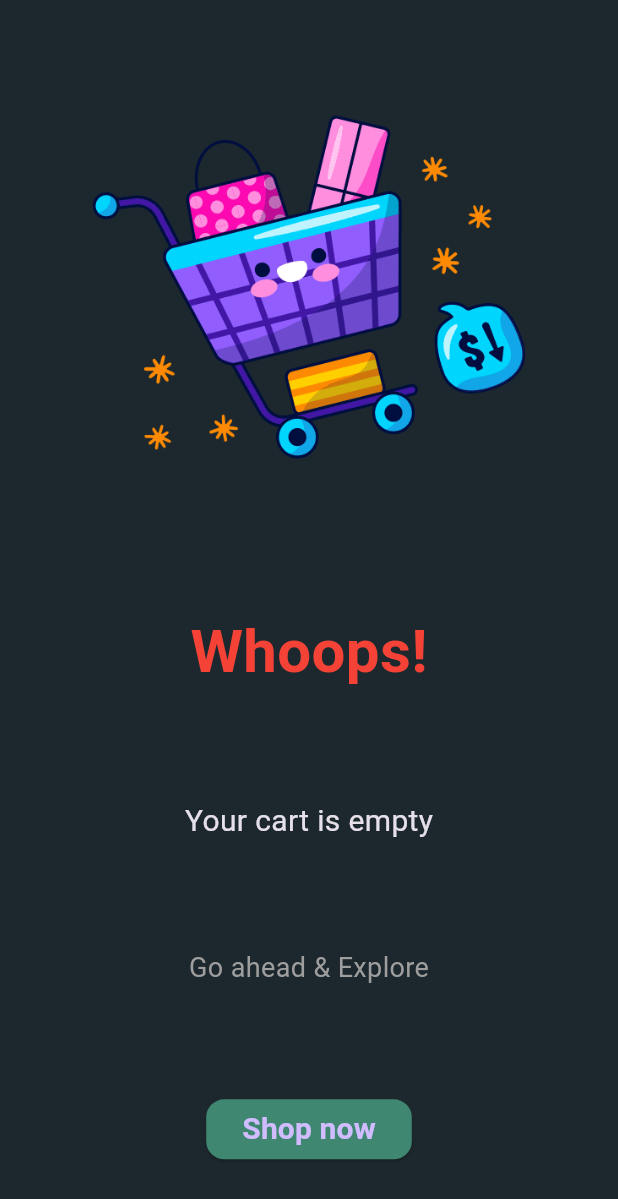
After one commit to alyAly12/compu-mall, a Flutter app: the EmptyScreen screen opened directly, on a phone screen of 412 x 824 dp. The commit adds this screen. Shown: the top 1199 px of the screen. Run offline on Flutter 3.47's test engine with Material 3 defaults, Android fonts, the phone set to English and light mode, and no system bars; our stand-ins replace carousel_slider, fancy_shimmer_image, go_router, google_fonts; missing offline and left inert: neon_widgets; network calls fail; Roboto replaces fonts that are missing (Marhey).

Commit message:
updating empty screen

```diff
--- /dev/null
+++ b/lib/core/utils/app_widgets/empty_screen.dart
@@ -0,0 +1,61 @@
+import 'package:digital_store/core/utils/app_widgets/subtitle_text_widget.dart';
+import 'package:flutter/material.dart';
+
+import '../app_colors.dart';
+import 'custom_text_widget.dart';
+
+class EmptyScreen extends StatelessWidget {
+  const EmptyScreen(
+      {super.key,
+        required this.title,
+        required this.secondTitle,
+        required this.thirdTitle,
+        required this.image,
+        required this.fun});
+  final String title;
+  final String image;
+  final String secondTitle;
+  final String thirdTitle;
+  final Function fun;
+  @override
+  Widget build(BuildContext context) {
+    Size size = MediaQuery.of(context).size;
+    return Scaffold(
+      body: Padding(
+        padding: const EdgeInsets.symmetric(vertical: 12, horizontal: 20),
+        child: Column(
+          mainAxisAlignment: MainAxisAlignment.spaceAround,
+          children: [
+            Image.asset(
+              image,
+              height: size.height * 0.35,
+              width: double.infinity,
+            ),
+            CustomTextWidget(
+              title: title,
+              color: Colors.red,
+              fontSize: 40,
+            ),
+            SubTitleWidget(
+              subTitle: secondTitle,
+              fontSize: 20,
+            ),
+            SubTitleWidget(
+              subTitle: thirdTitle,
+              color: Colors.grey,
+            ),
+            ElevatedButton(
+                style: ElevatedButton.styleFrom(
+                    shape: RoundedRectangleBorder(
+                        borderRadius: BorderRadius.circular(12)),
+                    backgroundColor: AppColors.lightPrimary),
+                onPressed: () {
+                  fun();
+                },
+                child: const CustomTextWidget(title: 'Shop now'))
+          ],
+        ),
+      ),
+    );
+  }
+}
--- a/lib/core/utils/assets_manager.dart
+++ b/lib/core/utils/assets_manager.dart
@@ -11,5 +11,10 @@ class AssetsManager
   static String embedded = 'assets/images/embedded.jpg';
   static String mobiles = 'assets/images/mobiles.jpg';
   static String computerAcc = 'assets/images/computer-acc.png';
+  static String shoppingCart = 'assets/images/shopping_cart.png';
+  static String successful = 'assets/images/successful.png';
+  static String warning = 'assets/images/warning.png';
+  static String emptySearch = 'assets/images/empty_search.png';
+
 
 }
--- a/lib/features/cart/presentation/view/cart_view.dart
+++ b/lib/features/cart/presentation/view/cart_view.dart
@@ -1,3 +1,5 @@
+import 'package:digital_store/core/utils/app_widgets/empty_screen.dart';
+import 'package:digital_store/core/utils/assets_manager.dart';
 import 'package:digital_store/features/cart/presentation/view/widgets/cart_view_body.dart';
 import 'package:flutter/material.dart';
 
@@ -8,7 +10,15 @@ class CartView extends StatelessWidget {
 
   @override
   Widget build(BuildContext context) {
-    return  Scaffold(
+    bool _isEmpty = false;
+    return _isEmpty
+        ?EmptyScreen(
+        title: 'Whoops!',
+        secondTitle: 'Your cart is empty',
+        thirdTitle: 'Go ahead & Explore',
+        image: AssetsManager.shoppingCart,
+        fun: (){})
+        :Scaffold(
       appBar: AppBar(
         elevation: 0,
         title:const AnimatedText(title: 'Cart(2)',) ,
```
Also changed, not shown: lib/features/search/presentation/view/search_view.dart (+11 -1 lines), assets/images/empty_search.png (added), assets/images/shopping_cart.png (added), assets/images/successful.png (added), assets/images/warning.png (added).
